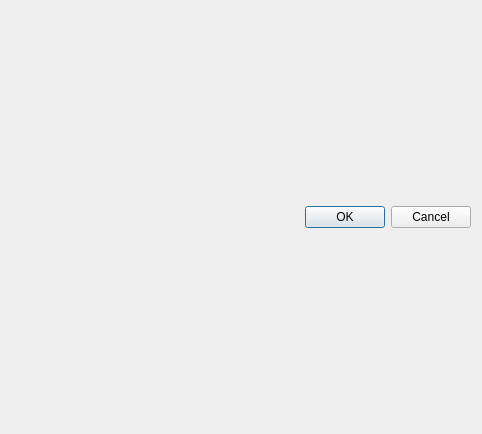
Above: vtk_test/Pivot_Calibration.ui from tlbruns/CI-Guidance before the change. Below: the same form after it.
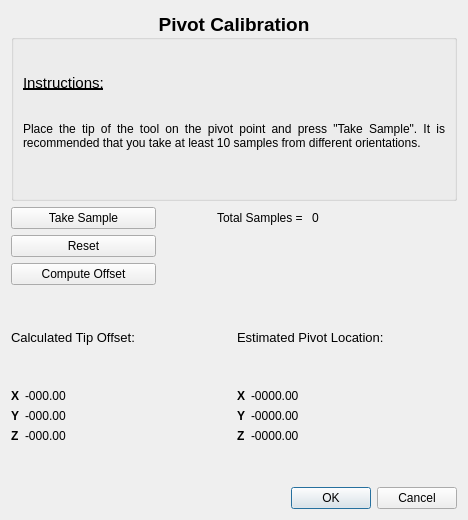
That is the form after the change.

Commit message: Pivot calibration mostly working

```diff
--- a/vtk_test/Pivot_Calibration.ui
+++ b/vtk_test/Pivot_Calibration.ui
@@ -6,14 +6,330 @@
    <rect>
     <x>0</x>
     <y>0</y>
-    <width>482</width>
-    <height>434</height>
+    <width>468</width>
+    <height>520</height>
    </rect>
   </property>
+  <property name="sizePolicy">
+   <sizepolicy hsizetype="Minimum" vsizetype="Fixed">
+    <horstretch>0</horstretch>
+    <verstretch>0</verstretch>
+   </sizepolicy>
+  </property>
   <property name="windowTitle">
    <string>Dialog</string>
   </property>
-  <layout class="QVBoxLayout" name="verticalLayout_2">
+  <layout class="QVBoxLayout" name="verticalLayout_4">
+   <item>
+    <widget class="QGroupBox" name="groupBox_header">
+     <property name="font">
+      <font>
+       <pointsize>14</pointsize>
+       <weight>75</weight>
+       <bold>true</bold>
+       <underline>false</underline>
+      </font>
+     </property>
+     <property name="title">
+      <string>Pivot Calibration</string>
+     </property>
+     <property name="alignment">
+      <set>Qt::AlignCenter</set>
+     </property>
+     <layout class="QGridLayout" name="gridLayout">
+      <item row="0" column="0">
+       <layout class="QVBoxLayout" name="verticalLayout_2">
+        <item>
+         <widget class="QLabel" name="label_instructionsHeader">
+          <property name="font">
+           <font>
+            <pointsize>11</pointsize>
+            <weight>50</weight>
+            <bold>false</bold>
+            <underline>true</underline>
+           </font>
+          </property>
+          <property name="text">
+           <string>Instructions:</string>
+          </property>
+         </widget>
+        </item>
+        <item>
+         <widget class="QLabel" name="label_instructions">
+          <property name="font">
+           <font>
+            <pointsize>9</pointsize>
+            <weight>50</weight>
+            <bold>false</bold>
+           </font>
+          </property>
+          <property name="text">
+           <string>Place the tip of the tool on the pivot point and press &quot;Take Sample&quot;. It is recommended that you take at least 10 samples from different orientations.</string>
+          </property>
+          <property name="alignment">
+           <set>Qt::AlignJustify|Qt::AlignTop</set>
+          </property>
+          <property name="wordWrap">
+           <bool>true</bool>
+          </property>
+         </widget>
+        </item>
+       </layout>
+      </item>
+     </layout>
+    </widget>
+   </item>
+   <item>
+    <layout class="QGridLayout" name="gridLayout_2">
+     <item row="0" column="0">
+      <widget class="QPushButton" name="pushButton_takeSample">
+       <property name="text">
+        <string>Take Sample</string>
+       </property>
+      </widget>
+     </item>
+     <item row="0" column="2">
+      <widget class="QLabel" name="label_numSamples">
+       <property name="text">
+        <string>0</string>
+       </property>
+       <property name="alignment">
+        <set>Qt::AlignLeading|Qt::AlignLeft|Qt::AlignVCenter</set>
+       </property>
+      </widget>
+     </item>
+     <item row="0" column="1">
+      <widget class="QLabel" name="label_samples">
+       <property name="text">
+        <string>Total Samples = </string>
+       </property>
+       <property name="alignment">
+        <set>Qt::AlignRight|Qt::AlignTrailing|Qt::AlignVCenter</set>
+       </property>
+      </widget>
+     </item>
+     <item row="2" column="0">
+      <widget class="QPushButton" name="pushButton_computeOffset">
+       <property name="text">
+        <string>Compute Offset</string>
+       </property>
+      </widget>
+     </item>
+     <item row="1" column="0">
+      <widget class="QPushButton" name="pushButton_reset">
+       <property name="text">
+        <string>Reset</string>
+       </property>
+      </widget>
+     </item>
+    </layout>
+   </item>
+   <item>
+    <layout class="QHBoxLayout" name="horizontalLayout">
+     <item>
+      <layout class="QVBoxLayout" name="verticalLayout_3">
+       <item>
+        <widget class="QLabel" name="label_offsetText">
+         <property name="font">
+          <font>
+           <pointsize>10</pointsize>
+          </font>
+         </property>
+         <property name="text">
+          <string>Calculated Tip Offset:</string>
+         </property>
+        </widget>
+       </item>
+       <item>
+        <layout class="QFormLayout" name="formLayout_2">
+         <property name="fieldGrowthPolicy">
+          <enum>QFormLayout::AllNonFixedFieldsGrow</enum>
+         </property>
+         <item row="0" column="0">
+          <widget class="QLabel" name="label_x_2">
+           <property name="font">
+            <font>
+             <pointsize>9</pointsize>
+             <weight>75</weight>
+             <bold>true</bold>
+            </font>
+           </property>
+           <property name="text">
+            <string>X</string>
+           </property>
+          </widget>
+         </item>
+         <item row="0" column="1">
+          <widget class="QLabel" name="label_offsetX">
+           <property name="font">
+            <font>
+             <pointsize>9</pointsize>
+            </font>
+           </property>
+           <property name="text">
+            <string>-000.00</string>
+           </property>
+          </widget>
+         </item>
+         <item row="1" column="0">
+          <widget class="QLabel" name="label_y_2">
+           <property name="font">
+            <font>
+             <pointsize>9</pointsize>
+             <weight>75</weight>
+             <bold>true</bold>
+            </font>
+           </property>
+           <property name="text">
+            <string>Y</string>
+           </property>
+          </widget>
+         </item>
+         <item row="1" column="1">
+          <widget class="QLabel" name="label_offsetY">
+           <property name="font">
+            <font>
+             <pointsize>9</pointsize>
+            </font>
+           </property>
+           <property name="text">
+            <string>-000.00</string>
+           </property>
+          </widget>
+         </item>
+         <item row="2" column="0">
+          <widget class="QLabel" name="label_z_2">
+           <property name="font">
+            <font>
+             <pointsize>9</pointsize>
+             <weight>75</weight>
+             <bold>true</bold>
+            </font>
+           </property>
+           <property name="text">
+            <string>Z</string>
+           </property>
+          </widget>
+         </item>
+         <item row="2" column="1">
+          <widget class="QLabel" name="label_offsetZ">
+           <property name="font">
+            <font>
+             <pointsize>9</pointsize>
+            </font>
+           </property>
+           <property name="text">
+            <string>-000.00</string>
+           </property>
+          </widget>
+         </item>
+        </layout>
+       </item>
+      </layout>
+     </item>
+     <item>
+      <layout class="QVBoxLayout" name="verticalLayout">
+       <item>
+        <widget class="QLabel" name="label_pivotText">
+         <property name="font">
+          <font>
+           <pointsize>10</pointsize>
+          </font>
+         </property>
+         <property name="text">
+          <string>Estimated Pivot Location:</string>
+         </property>
+        </widget>
+       </item>
+       <item>
+        <layout class="QFormLayout" name="formLayout">
+         <property name="fieldGrowthPolicy">
+          <enum>QFormLayout::AllNonFixedFieldsGrow</enum>
+         </property>
+         <item row="0" column="0">
+          <widget class="QLabel" name="label_x">
+           <property name="font">
+            <font>
+             <pointsize>9</pointsize>
+             <weight>75</weight>
+             <bold>true</bold>
+            </font>
+           </property>
+           <property name="text">
+            <string>X</string>
+           </property>
+          </widget>
+         </item>
+         <item row="0" column="1">
+          <widget class="QLabel" name="label_pivotX">
+           <property name="font">
+            <font>
+             <pointsize>9</pointsize>
+            </font>
+           </property>
+           <property name="text">
+            <string>-0000.00</string>
+           </property>
+          </widget>
+         </item>
+         <item row="1" column="0">
+          <widget class="QLabel" name="label_y">
+           <property name="font">
+            <font>
+             <pointsize>9</pointsize>
+             <weight>75</weight>
+             <bold>true</bold>
+            </font>
+           </property>
+           <property name="text">
+            <string>Y</string>
+           </property>
+          </widget>
+         </item>
+         <item row="1" column="1">
+          <widget class="QLabel" name="label_pivotY">
+           <property name="font">
+            <font>
+             <pointsize>9</pointsize>
+            </font>
+           </property>
+           <property name="text">
+            <string>-0000.00</string>
+           </property>
+          </widget>
+         </item>
+         <item row="2" column="0">
+          <widget class="QLabel" name="label_z">
+           <property name="font">
+            <font>
+             <pointsize>9</pointsize>
+             <weight>75</weight>
+             <bold>true</bold>
+            </font>
+           </property>
+           <property name="text">
+            <string>Z</string>
+           </property>
+          </widget>
+         </item>
+         <item row="2" column="1">
+          <widget class="QLabel" name="label_pivotZ">
+           <property name="font">
+            <font>
+             <pointsize>9</pointsize>
+            </font>
+           </property>
+           <property name="text">
+            <string>-0000.00</string>
+           </property>
+          </widget>
+         </item>
+        </layout>
+       </item>
+      </layout>
+     </item>
+    </layout>
+   </item>
    <item>
     <widget class="QDialogButtonBox" name="buttonBox">
      <property name="orientation">
```
Left out of the diff: 5 changed lines with no effect on the pictures. The commit also changes 5 other files.
